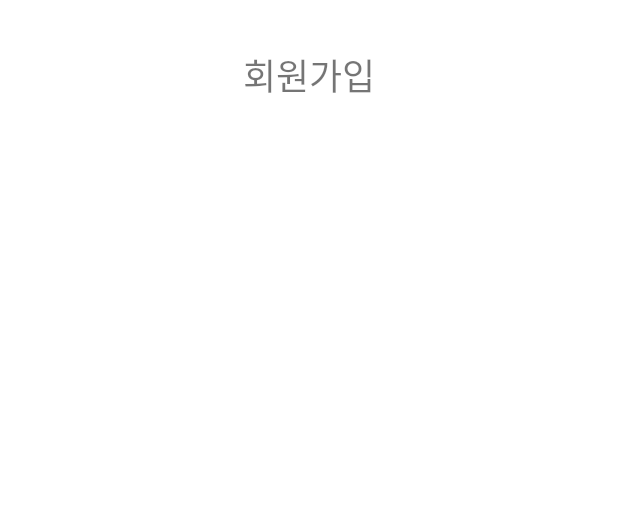
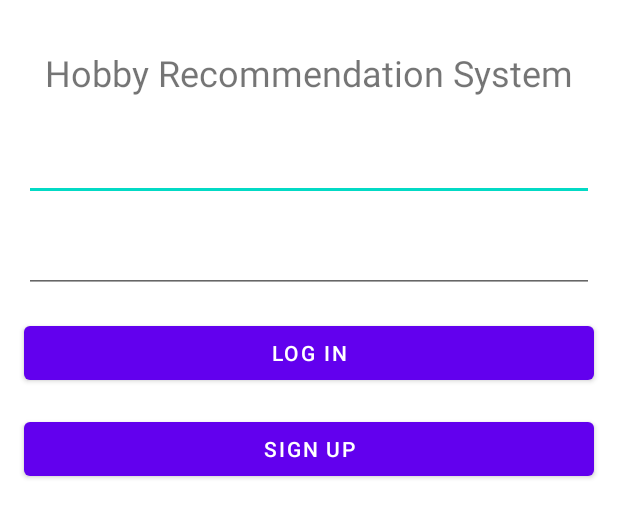
Before and after one commit to HyunJinNo/HobbyRecommendationSystem, an Android app: the layout activity_main.xml on its own in the app's theme, with its tools: preview values and no code run, on a phone screen of 412 x 824 dp. Shown: the top 518 px of the screen. Run offline under Robolectric (Android 15) with nearby library versions, the phone set to English and light mode, and no system bars.

Commit message:
Make Log-In Screen.

```diff
--- a/app/build.gradle
+++ b/app/build.gradle
@@ -39,7 +39,7 @@ android {
 
 dependencies {
 
-    implementation 'androidx.core:core-ktx:1.9.0'
+    implementation 'androidx.core:core-ktx:1.7.0'
     implementation 'androidx.appcompat:appcompat:1.5.1'
     implementation 'com.google.android.material:material:1.7.0'
     implementation 'androidx.constraintlayout:constraintlayout:2.1.4'
@@ -53,7 +53,5 @@ dependencies {
     // TODO: Add the dependencies for Firebase products you want to use
     // When using the BoM, don't specify versions in Firebase dependencies
     implementation 'com.google.firebase:firebase-analytics-ktx'
-
-    // Add the dependencies for any other desired Firebase products
-    // https://firebase.google.com/docs/android/setup#available-libraries
+    implementation 'com.google.firebase:firebase-auth-ktx'
 }
--- a/app/src/main/res/layout/activity_main.xml
+++ b/app/src/main/res/layout/activity_main.xml
@@ -11,9 +11,56 @@
         android:layout_width="wrap_content"
         android:layout_height="wrap_content"
         android:layout_marginTop="32dp"
-        android:text="회원가입"
+        android:text="Hobby Recommendation System"
         android:textSize="24sp"
         app:layout_constraintEnd_toEndOf="parent"
         app:layout_constraintStart_toStartOf="parent"
         app:layout_constraintTop_toTopOf="parent" />
+
+    <EditText
+        android:id="@+id/editTextTextEmailAddress"
+        android:layout_width="0dp"
+        android:layout_height="wrap_content"
+        android:layout_marginStart="16dp"
+        android:layout_marginTop="24dp"
+        android:layout_marginEnd="16dp"
+        android:ems="10"
+        android:inputType="textEmailAddress"
+        app:layout_constraintEnd_toEndOf="parent"
+        app:layout_constraintStart_toStartOf="parent"
+        app:layout_constraintTop_toBottomOf="@+id/textView" />
+
+    <EditText
+        android:id="@+id/editTextTextPassword"
+        android:layout_width="0dp"
+        android:layout_height="wrap_content"
+        android:layout_marginStart="16dp"
+        android:layout_marginTop="16dp"
+        android:layout_marginEnd="16dp"
+        android:ems="10"
+        android:inputType="textPassword"
+        app:layout_constraintEnd_toEndOf="parent"
+        app:layout_constraintStart_toStartOf="parent"
+        app:layout_constraintTop_toBottomOf="@+id/editTextTextEmailAddress" />
+
+    <Button
+        android:id="@+id/button"
+        android:layout_width="0dp"
+        android:layout_height="wrap_content"
+        android:layout_marginTop="16dp"
+        android:text="LOG IN"
+        app:layout_constraintEnd_toEndOf="@+id/editTextTextPassword"
+        app:layout_constraintStart_toStartOf="@+id/editTextTextPassword"
+        app:layout_constraintTop_toBottomOf="@+id/editTextTextPassword" />
+
+    <Button
+        android:id="@+id/button2"
+        android:layout_width="0dp"
+        android:layout_height="wrap_content"
+        android:layout_marginTop="16dp"
+        android:text="SIGN UP"
+        app:layout_constraintEnd_toEndOf="@+id/button"
+        app:layout_constraintStart_toStartOf="@+id/button"
+        app:layout_constraintTop_toBottomOf="@+id/button" />
+
 </androidx.constraintlayout.widget.ConstraintLayout>
```
Also changed, not shown: app/src/main/java/com/hyunjin/hobbyrecommendationsystem/MainActivity.kt (+65 -0 lines).
